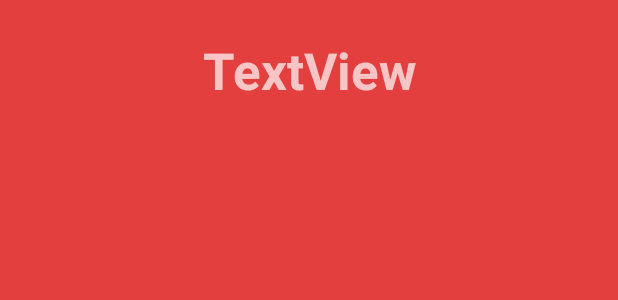
After one commit to riamon-v/Epicture-Java, an Android app: the layout activity_add.xml on its own in the app's theme, with its tools: preview values and no code run, on a phone screen of 412 x 824 dp. The commit adds this screen. Shown: the top 300 px of the screen. Run offline under Robolectric (Android 15) with nearby library versions, the phone set to English and light mode, and no system bars.

Commit message:
Starting Handling MainActivity and AddingActuality

```diff
--- /dev/null
+++ b/app/src/main/res/layout/activity_add.xml
@@ -0,0 +1,23 @@
+<?xml version="1.0" encoding="utf-8"?>
+<android.support.constraint.ConstraintLayout
+    xmlns:android="http://schemas.android.com/apk/res/android"
+    xmlns:app="http://schemas.android.com/apk/res-auto"
+    xmlns:tools="http://schemas.android.com/tools"
+    android:layout_width="match_parent"
+    android:layout_height="match_parent">
+
+    <TextView
+        android:id="@+id/textView"
+        android:layout_width="0dp"
+        android:layout_height="56dp"
+        android:layout_marginEnd="8dp"
+        android:layout_marginStart="8dp"
+        android:layout_marginTop="24dp"
+        android:text="TextView"
+        android:textAlignment="center"
+        android:textSize="34sp"
+        android:textStyle="bold"
+        app:layout_constraintEnd_toEndOf="parent"
+        app:layout_constraintStart_toStartOf="parent"
+        app:layout_constraintTop_toTopOf="parent" />
+</android.support.constraint.ConstraintLayout>
--- a/app/src/main/res/menu/menu_main.xml
+++ b/app/src/main/res/menu/menu_main.xml
@@ -7,4 +7,10 @@
         android:orderInCategory="100"
         android:title="@string/action_settings"
         app:showAsAction="never" />
+
+    <item
+        android:id="@+id/action_disconnect"
+        android:orderInCategory="200"
+        android:title="@string/action_disconnect"
+        app:showAsAction="never" />
 </menu>
```
Also changed, not shown: app/build.gradle (+10 -1 lines), app/src/main/AndroidManifest.xml (+49 -8 lines), app/src/main/java/com/example/riamon_v/java_epicture_2017/AddActuality/AddActivity.java (added, +21 -0 lines), app/src/main/java/com/example/riamon_v/java_epicture_2017/MainActivity.java (+50 -16 lines), app/src/main/res/drawable/ic_add_white_24dp.xml (added, +9 -0 lines), app/src/main/res/layout/activity_main.xml (+0 -8 lines), app/src/main/res/layout/fragment_main.xml (+11 -0 lines).
